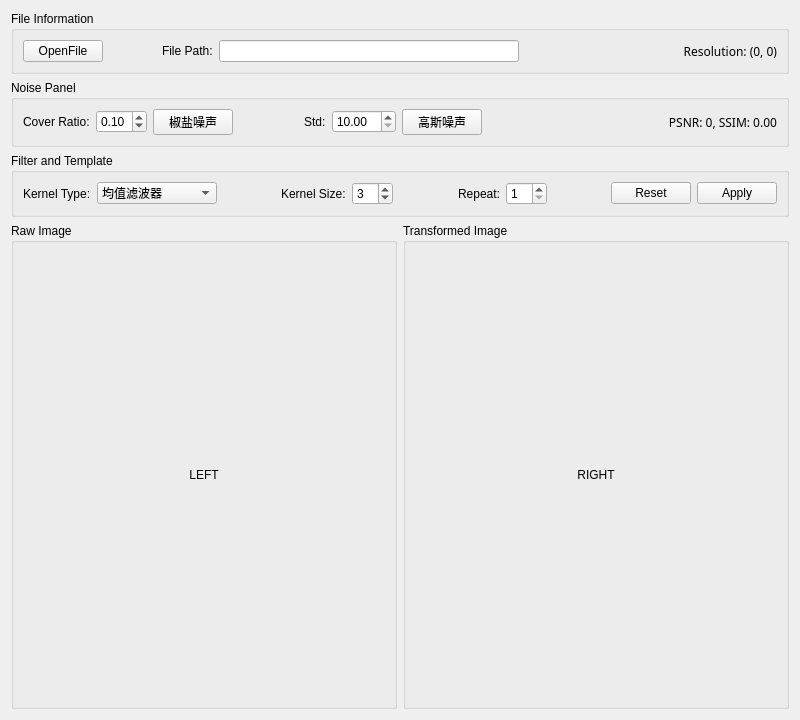
Before: the Qt Designer form startwidget.ui in zzaiyan/CV-Demo, drawn with Qt 5.
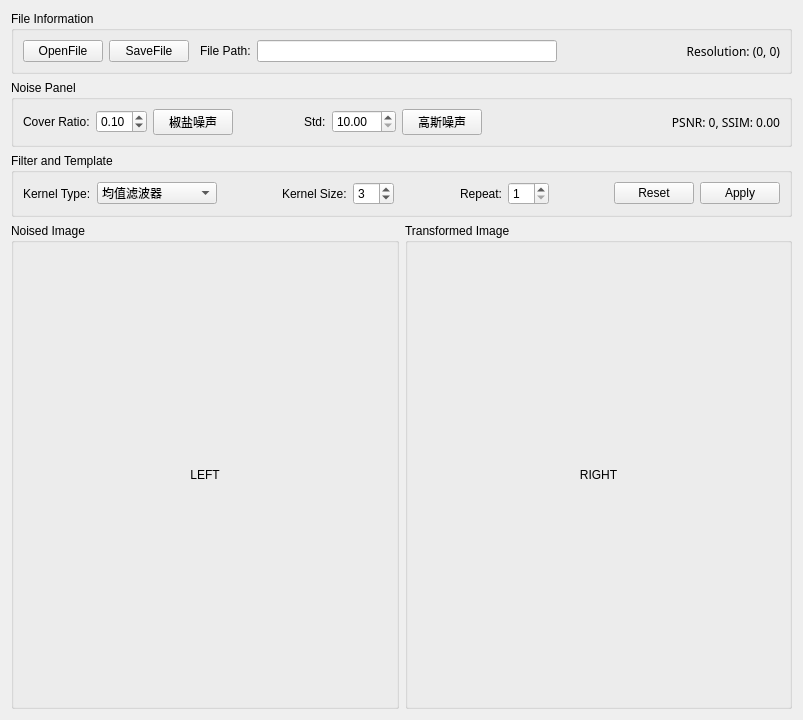
After: the same form once the commit is applied.

```diff
--- a/startwidget.ui
+++ b/startwidget.ui
@@ -6,7 +6,7 @@
    <rect>
     <x>0</x>
     <y>0</y>
-    <width>800</width>
+    <width>803</width>
     <height>720</height>
    </rect>
   </property>
@@ -27,6 +27,13 @@
         </property>
        </widget>
       </item>
+      <item>
+       <widget class="QPushButton" name="buttonOpenFile_2">
+        <property name="text">
+         <string>SaveFile</string>
+        </property>
+       </widget>
+      </item>
       <item>
        <spacer name="horizontalSpacer">
         <property name="orientation">
@@ -454,7 +461,7 @@
         </sizepolicy>
        </property>
        <property name="title">
-        <string>Raw Image</string>
+        <string>Noised Image</string>
        </property>
        <layout class="QHBoxLayout" name="horizontalLayout_3">
         <item>
```
Left out of the diff: 10 changed lines with no effect on the pictures.
